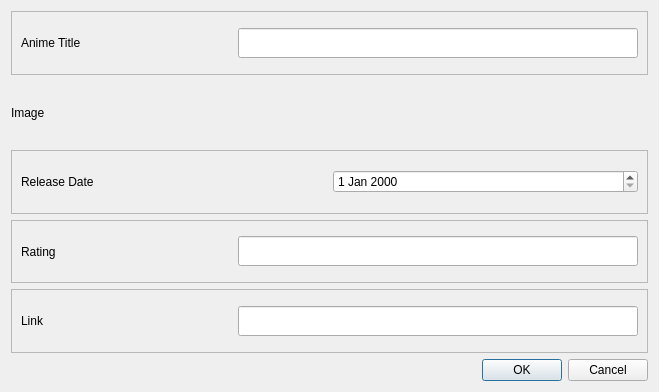
Old version of the form ui/edit_dialog.ui in the repository hoahayhoi096/PTI08.
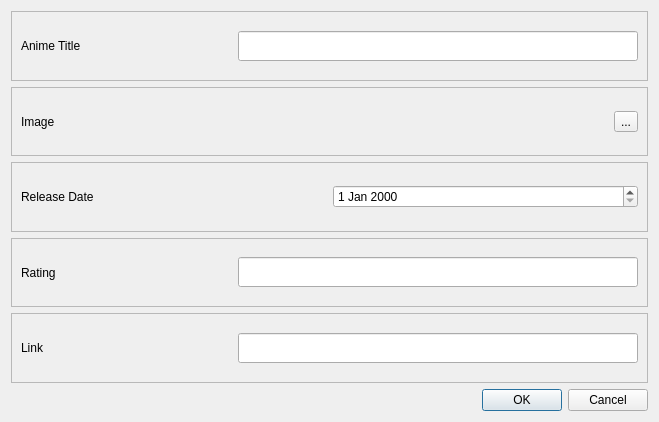
New version of the form.

```diff
--- a/ui/edit_dialog.ui
+++ b/ui/edit_dialog.ui
@@ -7,7 +7,7 @@
     <x>0</x>
     <y>0</y>
     <width>659</width>
-    <height>392</height>
+    <height>422</height>
    </rect>
   </property>
   <property name="windowTitle">
@@ -50,10 +50,29 @@
     </widget>
    </item>
    <item>
+    <widget class="QFrame" name="frame_3">
+     <property name="frameShape">
+      <enum>QFrame::StyledPanel</enum>
+     </property>
+     <property name="frameShadow">
+      <enum>QFrame::Raised</enum>
+     </property>
+     <layout class="QHBoxLayout" name="horizontalLayout_3">
+      <item>
     <widget class="QLabel" name="label_3">
      <property name="text">
       <string>Image</string>
      </property>
+       </widget>
+      </item>
+      <item>
+       <widget class="QToolButton" name="uploadImageButton">
+        <property name="text">
+         <string>...</string>
+        </property>
+       </widget>
+      </item>
+     </layout>
     </widget>
    </item>
    <item>
```
Lines whose indentation alone changed are shown as unchanged.
